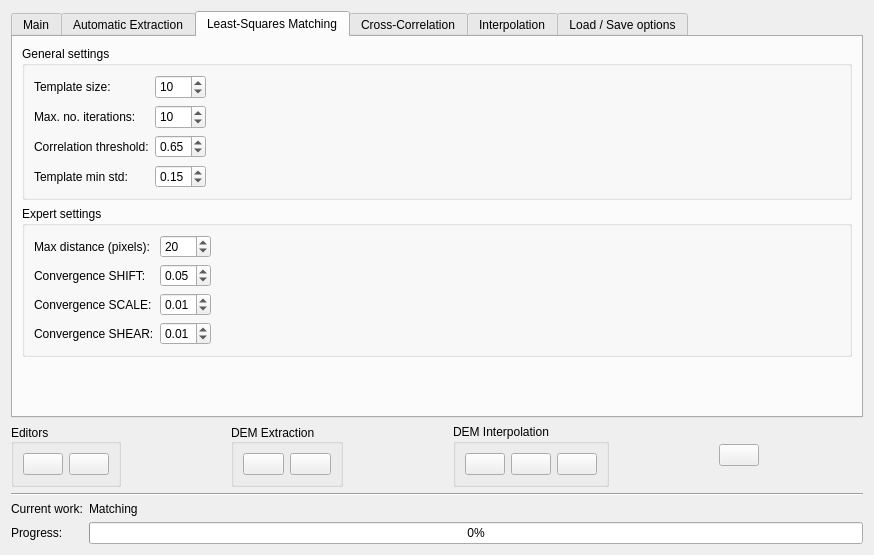
Qt form branches/SandBox/trunk_Matching/qt/interface/DemExtraction.ui (e-foto/e-foto) before a commit.
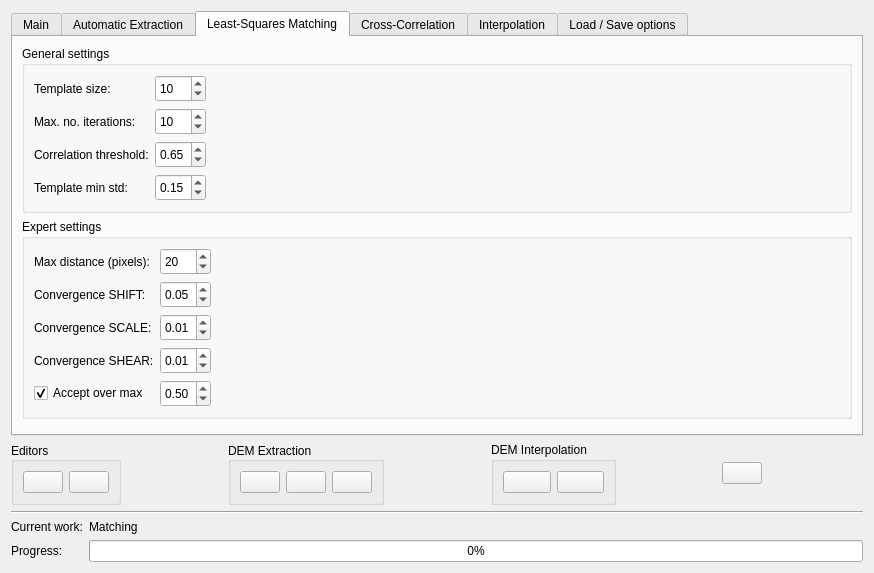
The same form after that commit. The open tabs and pages were chosen to show the change. Icons and pictures are not drawn.

The edit to the form file:
```diff
--- a/branches/SandBox/trunk_Matching/qt/interface/DemExtraction.ui
+++ b/branches/SandBox/trunk_Matching/qt/interface/DemExtraction.ui
@@ -7,7 +7,7 @@
     <x>0</x>
     <y>0</y>
     <width>874</width>
-    <height>555</height>
+    <height>573</height>
    </rect>
   </property>
   <property name="windowTitle">
@@ -677,6 +677,12 @@
           </item>
           <item row="0" column="1">
            <widget class="QSpinBox" name="spinBox3">
+            <property name="minimumSize">
+             <size>
+              <width>0</width>
+              <height>27</height>
+             </size>
+            </property>
             <property name="maximumSize">
              <size>
               <width>55</width>
@@ -716,6 +722,12 @@
           </item>
           <item row="1" column="1">
            <widget class="QSpinBox" name="spinBox4">
+            <property name="minimumSize">
+             <size>
+              <width>0</width>
+              <height>27</height>
+             </size>
+            </property>
             <property name="maximumSize">
              <size>
               <width>55</width>
@@ -755,6 +767,12 @@
           </item>
           <item row="2" column="1">
            <widget class="QDoubleSpinBox" name="doubleSpinBox5">
+            <property name="minimumSize">
+             <size>
+              <width>0</width>
+              <height>27</height>
+             </size>
+            </property>
             <property name="minimum">
              <double>0.500000000000000</double>
             </property>
@@ -791,6 +809,12 @@
           </item>
           <item row="3" column="1">
            <widget class="QDoubleSpinBox" name="doubleSpinBox6">
+            <property name="minimumSize">
+             <size>
+              <width>0</width>
+              <height>27</height>
+             </size>
+            </property>
             <property name="minimum">
              <double>0.010000000000000</double>
             </property>
@@ -823,6 +847,12 @@
        </item>
        <item row="1" column="0">
         <widget class="QGroupBox" name="groupBox_2">
+         <property name="minimumSize">
+          <size>
+           <width>0</width>
+           <height>180</height>
+          </size>
+         </property>
          <property name="title">
           <string>Expert settings</string>
          </property>
@@ -836,6 +866,12 @@
           </item>
           <item row="0" column="1">
            <widget class="QSpinBox" name="spinBox7">
+            <property name="minimumSize">
+             <size>
+              <width>0</width>
+              <height>27</height>
+             </size>
+            </property>
             <property name="maximumSize">
              <size>
               <width>55</width>
@@ -875,6 +911,12 @@
           </item>
           <item row="1" column="1">
            <widget class="QDoubleSpinBox" name="doubleSpinBox8">
+            <property name="minimumSize">
+             <size>
+              <width>0</width>
+              <height>27</height>
+             </size>
+            </property>
             <property name="minimum">
              <double>0.000000000000000</double>
             </property>
@@ -911,6 +953,12 @@
           </item>
           <item row="2" column="1">
            <widget class="QDoubleSpinBox" name="doubleSpinBox9">
+            <property name="minimumSize">
+             <size>
+              <width>0</width>
+              <height>27</height>
+             </size>
+            </property>
             <property name="minimum">
              <double>0.000000000000000</double>
             </property>
@@ -947,6 +995,12 @@
           </item>
           <item row="3" column="1">
            <widget class="QDoubleSpinBox" name="doubleSpinBox10">
+            <property name="minimumSize">
+             <size>
+              <width>0</width>
+              <height>27</height>
+             </size>
+            </property>
             <property name="minimum">
              <double>0.000000000000000</double>
             </property>
@@ -974,6 +1028,51 @@
             </property>
            </spacer>
           </item>
+          <item row="4" column="0">
+           <widget class="QCheckBox" name="checkBox">
+            <property name="text">
+             <string>Accept over max</string>
+            </property>
+            <property name="checked">
+             <bool>true</bool>
+            </property>
+           </widget>
+          </item>
+          <item row="4" column="1">
+           <widget class="QDoubleSpinBox" name="doubleSpinBox17">
+            <property name="minimumSize">
+             <size>
+              <width>0</width>
+              <height>27</height>
+             </size>
+            </property>
+            <property name="minimum">
+             <double>0.010000000000000</double>
+            </property>
+            <property name="maximum">
+             <double>1.000000000000000</double>
+            </property>
+            <property name="singleStep">
+             <double>0.100000000000000</double>
+            </property>
+            <property name="value">
+             <double>0.500000000000000</double>
+            </property>
+           </widget>
+          </item>
+          <item row="4" column="2">
+           <spacer name="horizontalSpacer_16">
+            <property name="orientation">
+             <enum>Qt::Horizontal</enum>
+            </property>
+            <property name="sizeHint" stdset="0">
+             <size>
+              <width>594</width>
+              <height>20</height>
+             </size>
+            </property>
+           </spacer>
+          </item>
          </layout>
         </widget>
        </item>
@@ -1750,7 +1849,7 @@
         <set>Qt::AlignLeading|Qt::AlignLeft|Qt::AlignVCenter</set>
        </property>
        <layout class="QGridLayout" name="gridLayout_8">
-        <item row="0" column="0">
+        <item row="0" column="1">
          <widget class="QPushButton" name="demButton">
           <property name="toolTip">
            <string>Automatic DEM extraction</string>
@@ -1770,7 +1869,7 @@
           </property>
          </widget>
         </item>
-        <item row="0" column="1">
+        <item row="0" column="2">
          <widget class="QPushButton" name="saveButton2">
           <property name="toolTip">
            <string>Save DEM</string>
@@ -1790,6 +1889,26 @@
           </property>
          </widget>
         </item>
+        <item row="0" column="0">
+         <widget class="QPushButton" name="loadButton">
+          <property name="toolTip">
+           <string>Load Extracted DEM</string>
+          </property>
+          <property name="text">
+           <string/>
+          </property>
+          <property name="icon">
+           <iconset resource="../resource/resource.qrc">
+            <normaloff>:/icon/fileopen.png</normaloff>:/icon/fileopen.png</iconset>
+          </property>
+          <property name="iconSize">
+           <size>
+            <width>30</width>
+            <height>30</height>
+           </size>
+          </property>
+         </widget>
+        </item>
        </layout>
       </widget>
      </item>
@@ -1812,26 +1931,6 @@
         <string>DEM Interpolation</string>
        </property>
        <layout class="QGridLayout" name="gridLayout_18">
-        <item row="0" column="0">
-         <widget class="QPushButton" name="loadButton">
-          <property name="toolTip">
-           <string>Load DEM</string>
-          </property>
-          <property name="text">
-           <string/>
-          </property>
-          <property name="icon">
-           <iconset resource="../resource/resource.qrc">
-            <normaloff>:/icon/fileopen.png</normaloff>:/icon/fileopen.png</iconset>
-          </property>
-          <property name="iconSize">
-           <size>
-            <width>30</width>
-            <height>30</height>
-           </size>
-          </property>
-         </widget>
-        </item>
         <item row="0" column="1">
          <widget class="QPushButton" name="interButton">
           <property name="toolTip">
```
Left out of the diff: 2 changed lines with no effect on the pictures.
